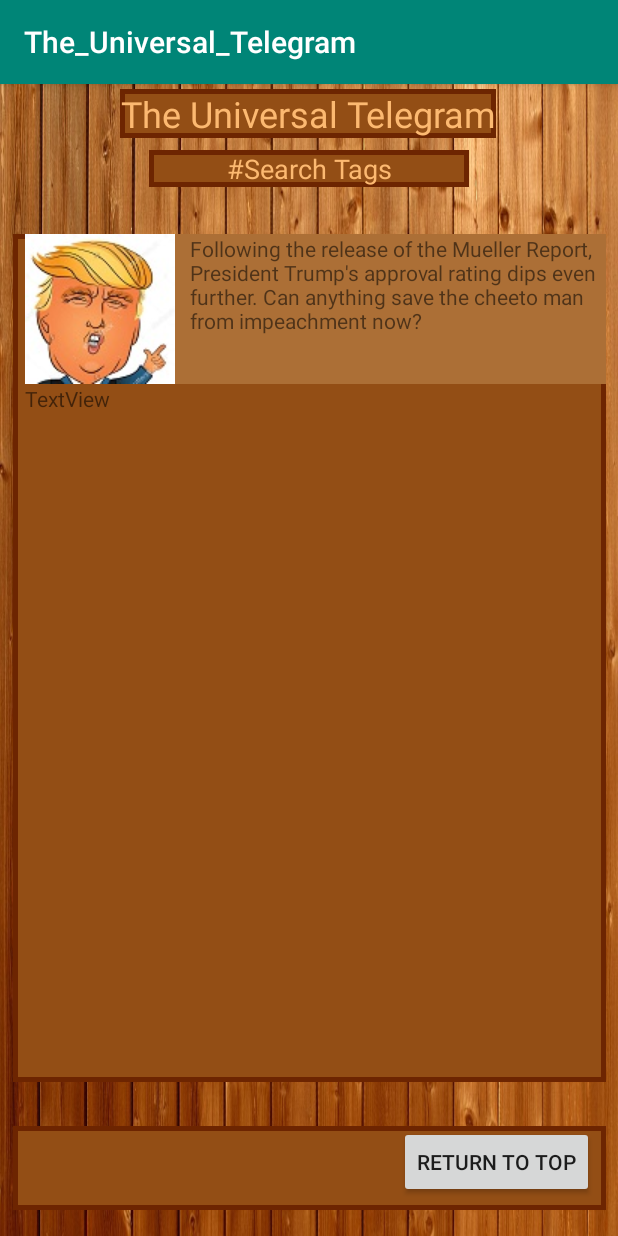
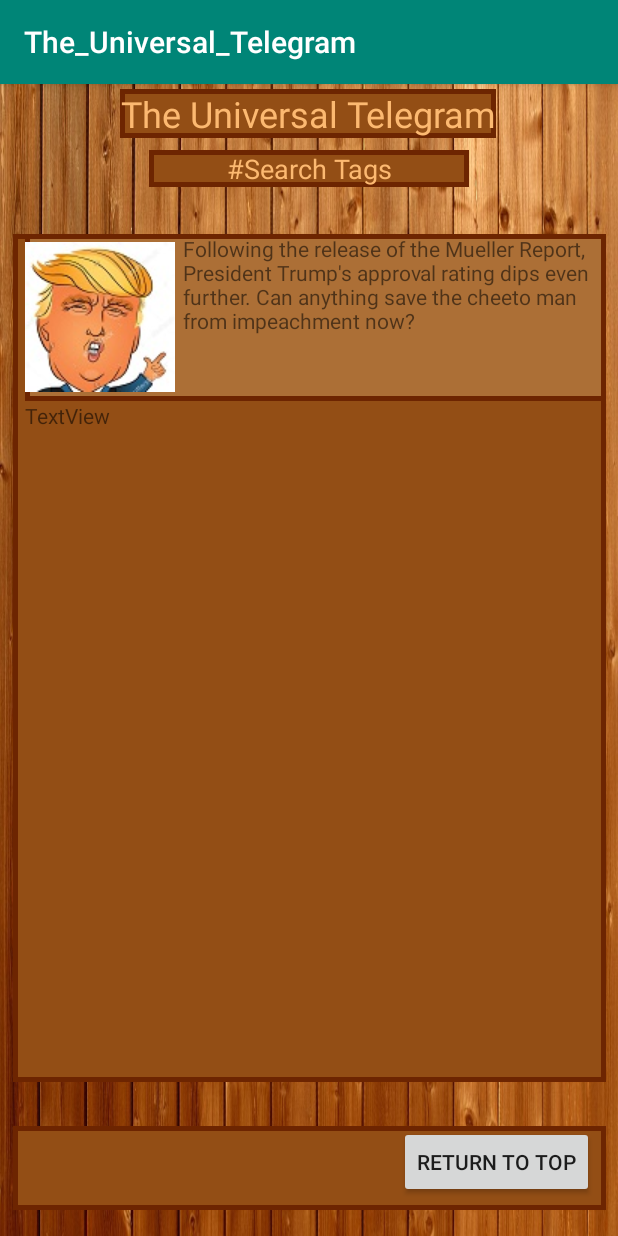
Before and after one commit to lit-luscious-lion-luchadors/The-Universal-Telegram, an Android app: the homePageActivity screen opened directly, with no data from a screen before it, on a phone screen of 412 x 824 dp. Run offline under Robolectric (Android 15) with nearby library versions, the phone set to English and light mode, and no system bars.

```diff
--- /dev/null
+++ b/app/src/main/res/drawable/back2.xml
@@ -0,0 +1,5 @@
+<?xml version="1.0" encoding="utf-8"?>
+<shape xmlns:android="http://schemas.android.com/apk/res/android" android:shape="rectangle" >
+    <solid android:color="@color/light_brown"/>
+    <stroke android:width="3dip" android:color="@color/mahogany"></stroke>
+</shape>
--- a/app/src/main/res/layout/activity_home_page.xml
+++ b/app/src/main/res/layout/activity_home_page.xml
@@ -101,12 +101,12 @@
 
         <TextView
             android:id="@+id/article1"
-            android:layout_width="match_parent"
-            android:layout_height="wrap_content"
+            android:layout_width="wrap_content"
+            android:layout_height="111dp"
             android:layout_gravity="center"
-            android:background="@color/light_brown"
+            android:background="@drawable/back2"
             android:drawableLeft="@drawable/drump"
-            android:drawablePadding="10dp"
+            android:drawablePadding="5dp"
             android:marginRight="10dp"
             android:text="@string/article1String" />
 
```
